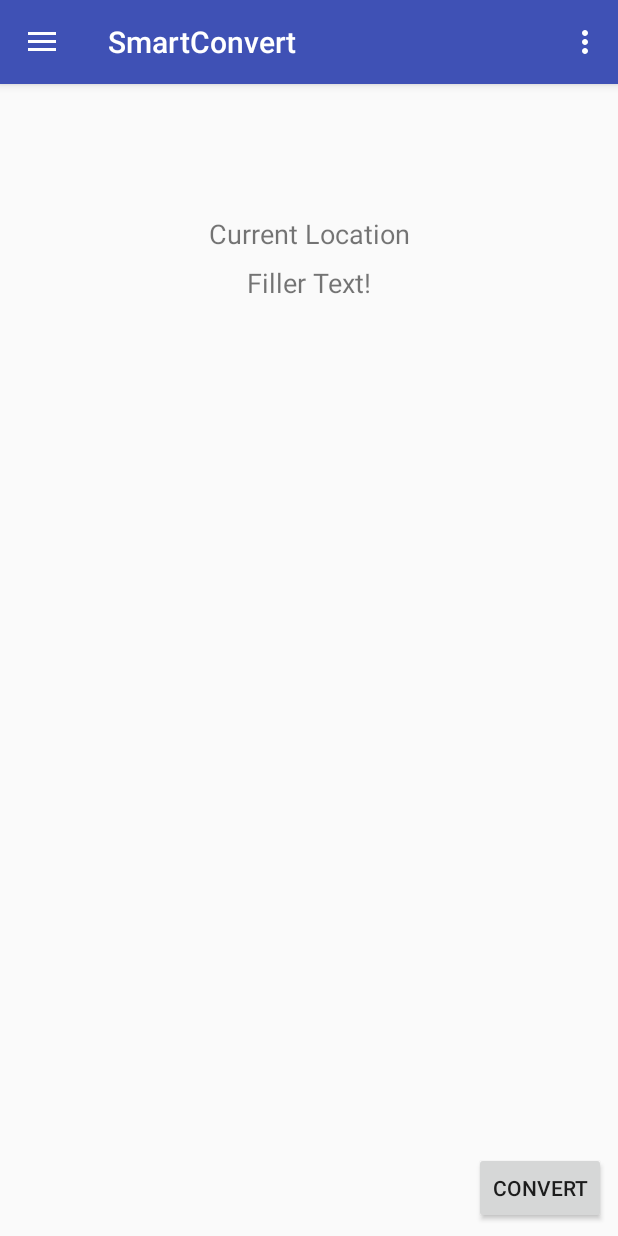
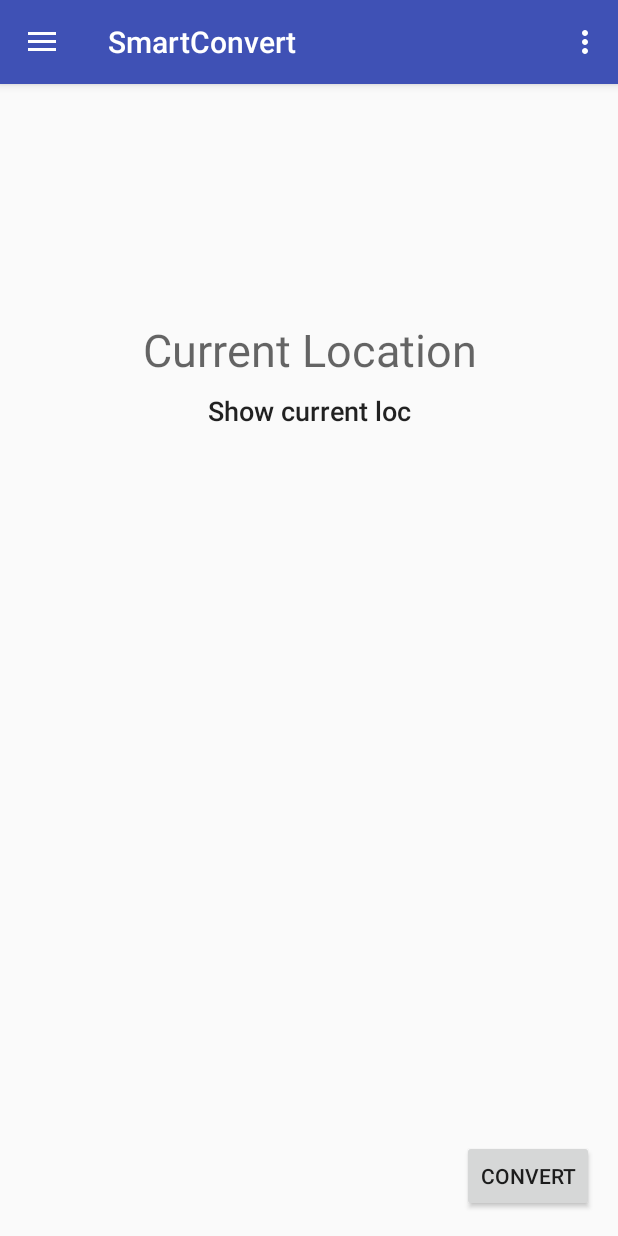
Before and after one commit to dmuffler/TCSS_450_App, an Android app: the screen it shows after launch (MainActivity), after a tap on "SKIP", on a phone screen of 412 x 824 dp. Run offline under Robolectric (Android 15) with nearby library versions, the phone set to English and light mode, and no system bars.

Commit message:
Convert Fragment added, convert button not yet implemented and spinner don't have values yet

```diff
--- a/SmartConvert/app/src/main/java/group6/tcss450/uw/edu/smartconvert/HomeFragment.java
+++ b/SmartConvert/app/src/main/java/group6/tcss450/uw/edu/smartconvert/HomeFragment.java
@@ -7,6 +7,7 @@ import android.support.v4.app.Fragment;
 import android.view.LayoutInflater;
 import android.view.View;
 import android.view.ViewGroup;
+import android.widget.Button;
 import android.widget.TextView;
 
 
@@ -20,6 +21,7 @@ public class HomeFragment extends Fragment implements  View.OnClickListener {
 
     private HomeFragmentInteractionListener mListener;
     private TextView currentLocationField;
+    private View v;
 
     public HomeFragment() {
         // Required empty public constructor
@@ -30,9 +32,11 @@ public class HomeFragment extends Fragment implements  View.OnClickListener {
     public View onCreateView(LayoutInflater inflater, ViewGroup container,
                              Bundle savedInstanceState) {
         // Inflate the layout for this fragment
-        View v = inflater.inflate(R.layout.fragment_home, container, false);
+        v = inflater.inflate(R.layout.fragment_home, container, false);
+        Button b = v.findViewById(R.id.convertHomeButton);
+        b.setOnClickListener(this);
+        currentLocationField = (TextView) v.findViewById(R.id.currentLocationNameView);
 
-        currentLocationField = (TextView) v.findViewById(R.id.currentLocationNameView);
         return  v;
     }
 
--- a/SmartConvert/app/src/main/res/layout/fragment_home.xml
+++ b/SmartConvert/app/src/main/res/layout/fragment_home.xml
@@ -12,35 +12,49 @@
         android:layout_height="match_parent">
 
         <TextView
-            android:id="@+id/currentLocationView"
-            android:layout_width="wrap_content"
-            android:layout_height="wrap_content"
-            android:layout_marginTop="87dp"
-            android:text="@string/curr_location_string"
-            android:textSize="18sp"
-            app:layout_constraintLeft_toLeftOf="parent"
-            app:layout_constraintRight_toRightOf="parent"
-            app:layout_constraintTop_toTopOf="parent" />
-
-        <TextView
             android:id="@+id/currentLocationNameView"
             android:layout_width="wrap_content"
             android:layout_height="wrap_content"
-            android:layout_marginTop="8dp"
-            android:text="Filler Text!"
-            android:textSize="18sp"
+            android:text="@string/curr_location_string"
+            android:textAppearance="@style/TextAppearance.AppCompat.Display1"
+            android:textSize="30sp"
             app:layout_constraintLeft_toLeftOf="parent"
             app:layout_constraintRight_toRightOf="parent"
-            app:layout_constraintTop_toBottomOf="@+id/currentLocationView" />
+            app:layout_constraintTop_toTopOf="parent"
+            android:layout_marginTop="8dp"
+            app:layout_constraintBottom_toBottomOf="parent"
+            android:layout_marginBottom="8dp"
+            app:layout_constraintHorizontal_bias="0.503"
+            app:layout_constraintVertical_bias="0.209" />
 
         <Button
             android:id="@+id/convertHomeButton"
             android:layout_width="wrap_content"
             android:layout_height="wrap_content"
-            android:layout_marginBottom="8dp"
-            android:layout_marginRight="8dp"
+            android:layout_marginBottom="16dp"
+            android:layout_marginRight="16dp"
             android:text="@string/convert_string"
             app:layout_constraintBottom_toBottomOf="parent"
-            app:layout_constraintRight_toRightOf="parent" />
+            app:layout_constraintRight_toRightOf="parent"
+            android:layout_marginLeft="8dp"
+            app:layout_constraintLeft_toLeftOf="parent"
+            app:layout_constraintHorizontal_bias="1.0"
+            android:layout_marginStart="8dp"
+            android:layout_marginEnd="16dp" />
+
+        <TextView
+            android:id="@+id/textView2"
+            android:layout_width="wrap_content"
+            android:layout_height="wrap_content"
+            android:layout_marginLeft="8dp"
+            android:layout_marginRight="8dp"
+            android:layout_marginTop="8dp"
+            android:text="Show current loc"
+            android:textAppearance="@style/TextAppearance.AppCompat.Body2"
+            android:textSize="18sp"
+            app:layout_constraintLeft_toLeftOf="parent"
+            app:layout_constraintRight_toRightOf="parent"
+            app:layout_constraintTop_toBottomOf="@+id/currentLocationNameView" />
+
     </android.support.constraint.ConstraintLayout>
 </FrameLayout>
--- a/SmartConvert/app/src/main/res/values/strings.xml
+++ b/SmartConvert/app/src/main/res/values/strings.xml
@@ -31,4 +31,6 @@
     <string name="example_amount_1_string">5.00</string>
     <string name="example_amount_2_string">4.31</string>
     <string name="curr_location_string">Current Location</string>
+    <string name="def_location_string">Default Location</string>
+
 </resources>
```
Also changed, not shown: SmartConvert/app/src/main/java/group6/tcss450/uw/edu/smartconvert/ConvertFragment.java (added, +138 -0 lines), SmartConvert/app/src/main/java/group6/tcss450/uw/edu/smartconvert/MainActivity.java (+12 -4 lines), SmartConvert/app/src/main/res/layout/fragment_convert.xml (added, +87 -0 lines), 1 other file.
